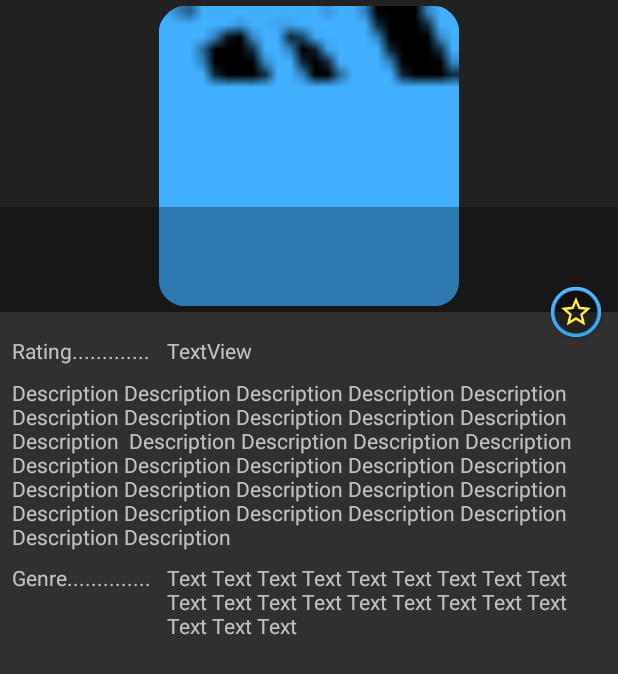
After one commit to ynsok/movie-app, an Android app: the layout activity_details.xml on its own in the app's theme, with its tools: preview values and no code run, on a phone screen of 412 x 824 dp. The commit adds this screen. Shown: the top 674 px of the screen. Run offline under Robolectric (Android 15) with nearby library versions, the phone set to English and light mode, and no system bars.

Commit message:
part of details activity done

```diff
--- a/app/build.gradle
+++ b/app/build.gradle
@@ -84,6 +84,7 @@ dependencies {
     ktlint "com.github.shyiko:ktlint:0.29.0"
     implementation "me.cassiano:ktlint-html-reporter:0.2.0"
     implementation 'com.android.support:recyclerview-v7:28.0.0'
+    implementation 'com.android.support:cardview-v7:28.0.0'
 
     //RxJava2
     implementation "io.reactivex.rxjava2:rxjava:2.1.14"
--- a/app/src/main/java/com/example/movieapp/ui/activities/MainActivity.kt
+++ b/app/src/main/java/com/example/movieapp/ui/activities/MainActivity.kt
@@ -18,7 +18,7 @@ class MainActivity : AppCompatActivity() {
 
     private fun setUpBottomNavigationView() {
         val navController = findNavController(R.id.nav_host_fragment_id)
-        NavigationUI.setupWithNavController(bottomNavigationView, navController)
+        NavigationUI.setupWithNavController(bottom_navigation_view_id, navController)
         NavigationUI.setupWithNavController(toolbar_main_activity_id, navController)
     }
 }
--- a/app/src/main/res/drawable/ic_launcher_background.xml
+++ b/app/src/main/res/drawable/ic_launcher_background.xml
@@ -1,5 +1,5 @@
-<vector android:height="24dp" android:tint="#D8E6FF"
+<vector android:height="24dp" android:tint="#42AFFF"
     android:viewportHeight="24.0" android:viewportWidth="24.0"
     android:width="24dp" xmlns:android="http://schemas.android.com/apk/res/android">
-    <path android:fillColor="#FF000000" android:pathData="M13.5,0.67s0.74,2.65 0.74,4.8c0,2.06 -1.35,3.73 -3.41,3.73 -2.07,0 -3.63,-1.67 -3.63,-3.73l0.03,-0.36C5.21,7.51 4,10.62 4,14c0,4.42 3.58,8 8,8s8,-3.58 8,-8C20,8.61 17.41,3.8 13.5,0.67zM11.71,19c-1.78,0 -3.22,-1.4 -3.22,-3.14 0,-1.62 1.05,-2.76 2.81,-3.12 1.77,-0.36 3.6,-1.21 4.62,-2.58 0.39,1.29 0.59,2.65 0.59,4.04 0,2.65 -2.15,4.8 -4.8,4.8z"/>
+    <path android:fillColor="#FF000000" android:pathData="M15.5,14h-0.79l-0.28,-0.27C15.41,12.59 16,11.11 16,9.5 16,5.91 13.09,3 9.5,3S3,5.91 3,9.5 5.91,16 9.5,16c1.61,0 3.09,-0.59 4.23,-1.57l0.27,0.28v0.79l5,4.99L20.49,19l-4.99,-5zM9.5,14C7.01,14 5,11.99 5,9.5S7.01,5 9.5,5 14,7.01 14,9.5 11.99,14 9.5,14z"/>
 </vector>
--- /dev/null
+++ b/app/src/main/res/drawable/ic_lens_black_24dp.xml
@@ -0,0 +1,5 @@
+<vector android:height="24dp" android:tint="#ECF2FF"
+    android:viewportHeight="24.0" android:viewportWidth="24.0"
+    android:width="24dp" xmlns:android="http://schemas.android.com/apk/res/android">
+    <path android:fillColor="#FF000000" android:pathData="M12,2C6.48,2 2,6.48 2,12s4.48,10 10,10 10,-4.48 10,-10S17.52,2 12,2z"/>
+</vector>
--- a/app/src/main/res/drawable/ic_search_blue.xml
+++ /dev/null
@@ -1,5 +0,0 @@
-<vector android:height="24dp" android:tint="#42AFFF"
-    android:viewportHeight="24.0" android:viewportWidth="24.0"
-    android:width="24dp" xmlns:android="http://schemas.android.com/apk/res/android">
-    <path android:fillColor="#FF000000" android:pathData="M15.5,14h-0.79l-0.28,-0.27C15.41,12.59 16,11.11 16,9.5 16,5.91 13.09,3 9.5,3S3,5.91 3,9.5 5.91,16 9.5,16c1.61,0 3.09,-0.59 4.23,-1.57l0.27,0.28v0.79l5,4.99L20.49,19l-4.99,-5zM9.5,14C7.01,14 5,11.99 5,9.5S7.01,5 9.5,5 14,7.01 14,9.5 11.99,14 9.5,14z"/>
-</vector>
--- /dev/null
+++ b/app/src/main/res/drawable/ic_star_border_yellow.xml
@@ -0,0 +1,5 @@
+<vector android:height="24dp" android:tint="#FFEF44"
+    android:viewportHeight="24.0" android:viewportWidth="24.0"
+    android:width="24dp" xmlns:android="http://schemas.android.com/apk/res/android">
+    <path android:fillColor="#FF000000" android:pathData="M22,9.24l-7.19,-0.62L12,2 9.19,8.63 2,9.24l5.46,4.73L5.82,21 12,17.27 18.18,21l-1.63,-7.03L22,9.24zM12,15.4l-3.76,2.27 1,-4.28 -3.32,-2.88 4.38,-0.38L12,6.1l1.71,4.04 4.38,0.38 -3.32,2.88 1,4.28L12,15.4z"/>
+</vector>
--- /dev/null
+++ b/app/src/main/res/drawable/ic_star_full_yellow.xml
@@ -0,0 +1,5 @@
+<vector android:height="24dp" android:tint="#FFEF44"
+    android:viewportHeight="24.0" android:viewportWidth="24.0"
+    android:width="24dp" xmlns:android="http://schemas.android.com/apk/res/android">
+    <path android:fillColor="#FF000000" android:pathData="M12,17.27L18.18,21l-1.64,-7.03L22,9.24l-7.19,-0.61L12,2 9.19,8.63 2,9.24l5.46,4.73L5.82,21z"/>
+</vector>
--- /dev/null
+++ b/app/src/main/res/layout/activity_details.xml
@@ -0,0 +1,136 @@
+<?xml version="1.0" encoding="utf-8"?>
+<android.support.design.widget.CoordinatorLayout xmlns:android="http://schemas.android.com/apk/res/android"
+    xmlns:app="http://schemas.android.com/apk/res-auto"
+    xmlns:tools="http://schemas.android.com/tools"
+    android:layout_width="match_parent"
+    android:layout_height="match_parent">
+
+    <android.support.design.widget.AppBarLayout
+        android:id="@+id/app_bar_layout"
+        android:layout_width="match_parent"
+        android:layout_height="wrap_content"
+        android:fitsSystemWindows="true">
+
+        <android.support.design.widget.CollapsingToolbarLayout
+            android:id="@+id/movie_details_collapsing_toolbar_id"
+            android:layout_width="match_parent"
+            android:layout_height="wrap_content"
+            app:contentScrim="?attr/colorPrimary"
+            app:expandedTitleGravity="bottom|center"
+            app:layout_scrollFlags="scroll|enterAlways|exitUntilCollapsed|snap">
+
+            <ImageView
+                android:id="@+id/movie_details_image_id"
+                android:layout_width="match_parent"
+                android:layout_height="200dp"
+                android:layout_marginTop="4dp"
+                android:layout_marginBottom="4dp"
+                android:src="@mipmap/ic_launcher"
+                app:layout_collapseMode="parallax"
+                app:layout_collapseParallaxMultiplier="0.5" />
+
+            <View
+                android:layout_width="match_parent"
+                android:layout_height="70dp"
+                android:layout_gravity="bottom"
+                android:background="@color/titleBackground" />
+
+            <android.support.v7.widget.Toolbar
+                android:id="@+id/movie_details_toolbar_id"
+                android:layout_width="match_parent"
+                android:layout_height="?attr/actionBarSize"
+                app:layout_collapseMode="pin" />
+
+        </android.support.design.widget.CollapsingToolbarLayout>
+
+    </android.support.design.widget.AppBarLayout>
+
+    <android.support.v4.widget.NestedScrollView
+        android:layout_width="match_parent"
+        android:layout_height="match_parent"
+        app:layout_behavior="android.support.design.widget.AppBarLayout$ScrollingViewBehavior">
+
+        <android.support.constraint.ConstraintLayout
+            android:layout_width="match_parent"
+            android:layout_height="wrap_content"
+            android:paddingBottom="16dp">
+
+            <TextView
+                android:id="@+id/textView7"
+                android:layout_width="0dp"
+                android:layout_height="wrap_content"
+                android:layout_marginStart="8dp"
+                android:layout_marginTop="8dp"
+                android:layout_marginEnd="8dp"
+                android:text="Description Description Description Description Description Description Description Description Description Description Description  Description Description Description Description Description Description Description Description Description Description Description Description Description Description Description Description Description Description Description Description Description "
+                app:layout_constraintEnd_toEndOf="parent"
+                app:layout_constraintHorizontal_bias="0.0"
+                app:layout_constraintStart_toStartOf="parent"
+                app:layout_constraintTop_toBottomOf="@+id/textView6" />
+
+            <android.support.constraint.Guideline
+                android:id="@+id/guideline5"
+                android:layout_width="match_parent"
+                android:layout_height="match_parent"
+                android:orientation="vertical"
+                app:layout_constraintGuide_percent="0.25" />
+
+            <TextView
+                android:id="@+id/textView15"
+                android:layout_width="0dp"
+                android:layout_height="20dp"
+                android:layout_marginStart="8dp"
+                android:text="Rating..................................."
+                app:layout_constraintBottom_toBottomOf="@+id/textView6"
+                app:layout_constraintEnd_toStartOf="@+id/guideline5"
+                app:layout_constraintStart_toStartOf="parent"
+                app:layout_constraintTop_toTopOf="@+id/textView6" />
+
+            <TextView
+                android:id="@+id/textView6"
+                android:layout_width="0dp"
+                android:layout_height="20dp"
+                android:layout_marginStart="8dp"
+                android:layout_marginTop="16dp"
+                android:layout_marginEnd="64dp"
+                android:text="TextView"
+                app:layout_constraintEnd_toEndOf="parent"
+                app:layout_constraintStart_toStartOf="@+id/guideline5"
+                app:layout_constraintTop_toTopOf="parent" />
+
+            <TextView
+                android:id="@+id/textView8"
+                android:layout_width="0dp"
+                android:layout_height="20dp"
+                android:layout_marginStart="8dp"
+                android:text="Genre..............."
+                app:layout_constraintEnd_toStartOf="@+id/guideline5"
+                app:layout_constraintStart_toStartOf="parent"
+                app:layout_constraintTop_toTopOf="@+id/textView9" />
+
+            <TextView
+                android:id="@+id/textView9"
+                android:layout_width="0dp"
+                android:layout_height="wrap_content"
+                android:layout_marginStart="8dp"
+                android:layout_marginTop="8dp"
+                android:text="Text Text Text Text Text Text Text Text Text Text Text Text Text Text Text Text Text Text Text Text Text "
+                app:layout_constraintEnd_toEndOf="@+id/textView7"
+                app:layout_constraintStart_toStartOf="@+id/guideline5"
+                app:layout_constraintTop_toBottomOf="@+id/textView7" />
+
+        </android.support.constraint.ConstraintLayout>
+    </android.support.v4.widget.NestedScrollView>
+
+    <android.support.design.widget.FloatingActionButton
+        android:id="@+id/favourites_fab_id"
+        style="@style/FavouritesFab"
+
+        android:layout_width="wrap_content"
+        android:layout_height="wrap_content"
+        android:backgroundTint="@color/titleBackground"
+        app:backgroundTint="@color/light_blue"
+        app:layout_anchor="@id/app_bar_layout"
+        app:layout_anchorGravity="bottom|right|end" />
+
+</android.support.design.widget.CoordinatorLayout>
--- a/app/src/main/res/layout/activity_main.xml
+++ b/app/src/main/res/layout/activity_main.xml
@@ -23,11 +23,11 @@
         android:name="androidx.navigation.fragment.NavHostFragment"
         android:layout_width="match_parent"
         android:layout_height="0dp"
-        app:layout_constraintBottom_toTopOf="@+id/bottomNavigationView"
+        app:layout_constraintBottom_toTopOf="@+id/bottom_navigation_view_id"
         app:layout_constraintTop_toBottomOf="@+id/toolbar_main_activity_id" />
 
     <android.support.design.widget.BottomNavigationView
-        android:id="@+id/bottomNavigationView"
+        android:id="@+id/bottom_navigation_view_id"
         app:itemTextColor="@drawable/navigation_menu_colors"
         app:itemIconTint="@drawable/navigation_menu_colors"
         android:layout_width="0dp"
--- a/app/src/main/res/menu/menu_bottom_navigation.xml
+++ b/app/src/main/res/menu/menu_bottom_navigation.xml
@@ -26,7 +26,7 @@
     <item
         android:id="@+id/navigation_menu_search_id"
         android:enabled="true"
-        android:icon="@drawable/ic_search_blue"
+        android:icon="@drawable/ic_launcher_background"
         android:title="@string/search"
         app:showAsAction="ifRoom" />
 
--- a/app/src/main/res/values/colors.xml
+++ b/app/src/main/res/values/colors.xml
@@ -8,6 +8,5 @@
     <color name="dark_gray">#6d6d6d</color>
     <color name="white">#FFFFFF</color>
     <color name="black">#000000</color>
-    <color name="titleBackground">#33000000</color>
-
+    <color name="titleBackground">#50000000</color>
 </resources>
--- a/app/src/main/res/values/styles.xml
+++ b/app/src/main/res/values/styles.xml
@@ -1,30 +1,8 @@
 <resources>
 
-    <!-- App themes. -->
     <!-- Dark application theme. -->
     <style name="DarkThemeNoActionBar" parent="Theme.AppCompat.NoActionBar">
         <item name="actionBarStyle">@style/Theme.AppCompat</item>
-        <item name="colorAccent">@color/colorAccent</item>
-    </style>
-
-    <!-- Toolbar colours -->
-    <style name="DarkToolbarStyle">
-        <item name="android:background">@color/titleBackground</item>
-    </style>
-
-    <!-- Buttons. -->
-    <style name="FavouritesFab" parent="Widget.Design.FloatingActionButton">
-        <item name="maxImageSize">@dimen/maxFabImageSize</item>
-        <item name="android:scaleY">0.6</item>
-        <item name="android:scaleX">0.6</item>
-        <item name="android:scaleType">center</item>
-        <item name="android:src">@drawable/ic_browse_blue</item>
-        <item name="android:clickable">true</item>
-        <item name="android:focusable">true</item>
-        <item name="elevation">2dp</item>
-        <item name="borderWidth">3dp</item>
-        <item name="fabSize">normal</item>
-
     </style>
 
     <!-- Fonts. -->
@@ -46,6 +24,20 @@
         <item name="android:fontFamily">@font/exo_regular</item>
     </style>
 
+    <!-- Buttons. -->
+    <style name="FavouritesFab" parent="Widget.Design.FloatingActionButton">
+        <item name="maxImageSize">@dimen/maxFabImageSize</item>
+        <item name="android:scaleY">0.6</item>
+        <item name="android:scaleX">0.6</item>
+        <item name="android:scaleType">center</item>
+        <item name="android:src">@drawable/ic_star_border_yellow</item>
+        <item name="android:clickable">true</item>
+        <item name="android:focusable">true</item>
+        <item name="elevation">2dp</item>
+        <item name="borderWidth">3dp</item>
+        <item name="fabSize">normal</item>
+
+    </style>
 
 
 </resources>
```
Also changed, not shown: app/src/main/java/com/example/movieapp/models/MovieDetails.kt (added, +67 -0 lines), app/src/main/java/com/example/movieapp/ui/activities/DetailsActivity.kt (added, +52 -0 lines), app/src/main/java/com/example/movieapp/ui/adapters/BindingAdapter.kt (added, +14 -0 lines), app/src/main/res/layout/activity_genres.xml (+14 -0 lines).
